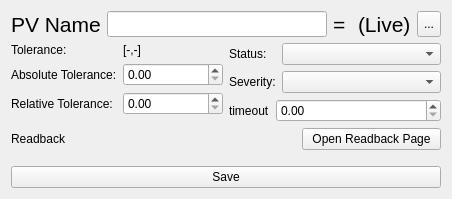
Above: superscore/ui/parameter_page.ui from pcdshub/superscore before the change. Below: the same form after it.
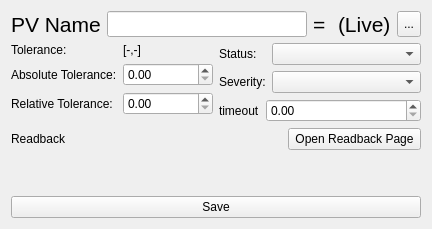
That is the form after the change.

Commit message: ENH: add editable modes to entry widgets

Patch:
```diff
--- a/superscore/ui/parameter_page.ui
+++ b/superscore/ui/parameter_page.ui
@@ -6,8 +6,8 @@
    <rect>
     <x>0</x>
     <y>0</y>
-    <width>452</width>
-    <height>199</height>
+    <width>432</width>
+    <height>229</height>
    </rect>
   </property>
   <property name="windowTitle">
@@ -17,7 +17,20 @@
    <item>
     <layout class="QVBoxLayout" name="verticalLayout_2">
      <item>
-      <layout class="QHBoxLayout" name="pv_value_hlayout">
+      <widget class="QWidget" name="pv_value_widget" native="true">
+       <layout class="QHBoxLayout" name="horizontalLayout_3">
+        <property name="leftMargin">
+         <number>0</number>
+        </property>
+        <property name="topMargin">
+         <number>0</number>
+        </property>
+        <property name="rightMargin">
+         <number>0</number>
+        </property>
+        <property name="bottomMargin">
+         <number>0</number>
+        </property>
        <item>
         <widget class="QLabel" name="pv_label">
          <property name="font">
@@ -80,6 +93,7 @@
         </widget>
        </item>
       </layout>
+      </widget>
      </item>
      <item>
       <layout class="QHBoxLayout" name="options_hlayout">
@@ -200,14 +214,14 @@
             </property>
             <item>
              <layout class="QFormLayout" name="timeout_form_layout">
-              <item row="1" column="0">
+              <item row="0" column="0">
                <widget class="QLabel" name="timeout_label">
                 <property name="text">
                  <string>timeout</string>
                 </property>
                </widget>
               </item>
-              <item row="1" column="1">
+              <item row="0" column="1">
                <widget class="QDoubleSpinBox" name="timeout_spinbox"/>
               </item>
              </layout>
```
Lines whose indentation alone changed are shown as unchanged. The commit also changes 1 other file.
